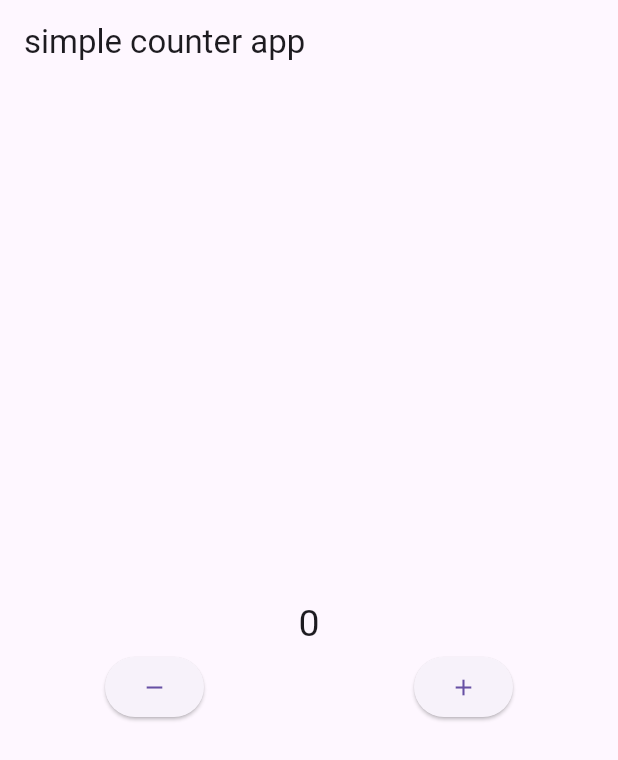
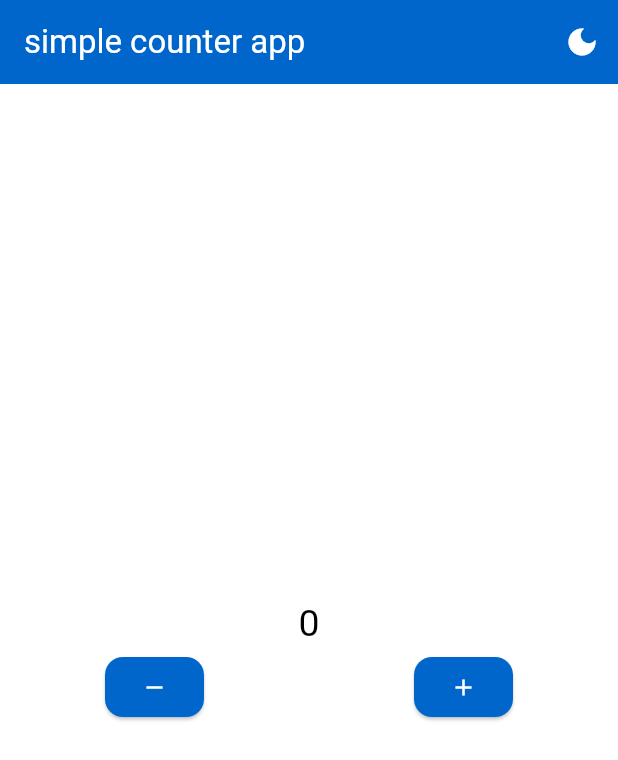
Before and after one commit to FarizzzAPK/theming_provider, a Flutter app: the screen it shows after launch, on a phone screen of 412 x 824 dp. Shown: the top 760 px of the screen. Run offline on Flutter 3.47's test engine with Material 3 defaults, Android fonts, the phone set to English and light mode, and no system bars.

Commit message:
theme_provider_finished

```diff
--- a/lib/home_view.dart
+++ b/lib/home_view.dart
@@ -1,6 +1,7 @@
 import 'package:flutter/material.dart';
 import 'package:provider/provider.dart';
-import 'package:theming_provider/provider/counter_provider.dart';
+import 'package:theming_provider/providers/counter_provider.dart';
+import 'package:theming_provider/providers/theming_provider.dart';
 
 class HomeView extends StatelessWidget {
   const HomeView({super.key});
@@ -8,27 +9,44 @@ class HomeView extends StatelessWidget {
   @override
   Widget build(BuildContext context) {
     int counter = Provider.of<CounterProvider>(context).counter;
-    return Scaffold(
-      appBar: AppBar(title: const Text("simple counter app")),
+  ThemeMode currentTheme = Provider.of<ThemingProvider>(context,listen: false).currentTheme;
+  return Scaffold(
+     appBar: AppBar(
+  title: const Text("simple counter app"),
+  actions: [
+    Consumer<ThemingProvider>(
+      builder: (context, themeProvider, _) {
+        return IconButton(
+          onPressed: themeProvider.switchTheme,
+          icon: Icon(
+            themeProvider.currentTheme == ThemeMode.dark
+                ? Icons.light_mode
+                : Icons.dark_mode,
+          ),
+        );
+      },
+    ),
+  ],
+),
       body: Column(
         mainAxisAlignment: MainAxisAlignment.center,
         children: [
           Row(
             mainAxisAlignment: MainAxisAlignment.spaceAround,
             children: [
-              Text("$counter",style: TextStyle(
-              fontSize: 25
-                ),)
-
+              Text(
+  "$counter",
+  style: Theme.of(context).textTheme.bodyMedium?.copyWith(
+    fontSize: 25,
+  ),
+),
             ],
           ),
           Row(
             mainAxisAlignment: MainAxisAlignment.spaceAround,
             children: [
-                            ElevatedButton(onPressed: () => Provider.of<CounterProvider>(context,listen: false).decrement(), child: Icon(Icons.remove)),
-
+              ElevatedButton(onPressed: () => Provider.of<CounterProvider>(context,listen: false).decrement(), child: Icon(Icons.remove)),
               ElevatedButton(onPressed: () => Provider.of<CounterProvider>(context,listen: false).increment(), child: Icon(Icons.add)),
-
             ],
           ),
         ],
--- a/lib/main.dart
+++ b/lib/main.dart
@@ -1,7 +1,9 @@
 import 'package:flutter/material.dart';
 import 'package:provider/provider.dart';
 import 'package:theming_provider/home_view.dart';
-import 'package:theming_provider/provider/counter_provider.dart';
+import 'package:theming_provider/providers/counter_provider.dart';
+import 'package:theming_provider/providers/theming_provider.dart';
+import 'package:theming_provider/theme/app_theme.dart';
 
 void main() {
   runApp(const MyApp());
@@ -12,11 +14,21 @@ class MyApp extends StatelessWidget {
 
   @override
   Widget build(BuildContext context) {
-    return ChangeNotifierProvider <CounterProvider>(
-      create: (context) => CounterProvider(),
-      child: MaterialApp(
-      debugShowCheckedModeBanner: false,
-        home: HomeView(),
+    return MultiProvider(
+      providers: [
+        ChangeNotifierProvider(create: (_) => CounterProvider()),
+        ChangeNotifierProvider(create: (_) => ThemingProvider()),
+      ],
+      child: Consumer<ThemingProvider>(
+        builder: (context, themeProvider, _) {
+          return MaterialApp(
+            debugShowCheckedModeBanner: false,
+            theme: AppTheme.lightTheme,
+            darkTheme: AppTheme.darkTheme,
+            themeMode: themeProvider.currentTheme,
+            home: const HomeView(),
+          );
+        },
       ),
     );
   }
--- /dev/null
+++ b/lib/providers/theming_provider.dart
@@ -0,0 +1,11 @@
+import 'package:flutter/material.dart';
+
+class ThemingProvider with ChangeNotifier{
+  ThemeMode  _currentTheme = ThemeMode.light;
+  ThemeMode get currentTheme => _currentTheme;
+  void switchTheme(){
+    _currentTheme =
+        _currentTheme == ThemeMode.light ? ThemeMode.dark : ThemeMode.light;
+    notifyListeners();
+  }
+}
--- /dev/null
+++ b/lib/theme/app_colors.dart
@@ -0,0 +1,9 @@
+import 'dart:ui';
+import 'package:flutter/material.dart';
+
+class AppColors {
+  static const Color primaryColor = Color(0xFF0066CC);
+  static const Color secondaryColor = Color(0xFF1E88E5);
+  static const Color lightBackground = Colors.white;
+  static const Color darkBackground = Color(0xFF0E0E0E);
+}
--- /dev/null
+++ b/lib/theme/app_theme.dart
@@ -0,0 +1,62 @@
+import 'package:flutter/material.dart';
+import 'app_colors.dart';
+
+class AppTheme {
+  static ThemeData lightTheme = ThemeData(
+    brightness: Brightness.light,
+    primaryColor: AppColors.primaryColor,
+    scaffoldBackgroundColor: AppColors.lightBackground,
+
+    appBarTheme: const AppBarTheme(
+      backgroundColor: AppColors.primaryColor,
+      foregroundColor: Colors.white,
+      centerTitle: false,
+    ),
+
+    elevatedButtonTheme: ElevatedButtonThemeData(
+      style: ElevatedButton.styleFrom(
+        backgroundColor: AppColors.primaryColor,
+        foregroundColor: Colors.white,
+        shape: RoundedRectangleBorder(
+          borderRadius: BorderRadius.circular(12),
+        ),
+      ),
+    ),
+
+    textTheme: const TextTheme(
+      bodyMedium: TextStyle(
+        color: Colors.black,
+        fontSize: 18,
+      ),
+    ),
+  );
+
+  static ThemeData darkTheme = ThemeData(
+    brightness: Brightness.dark,
+    primaryColor: AppColors.primaryColor,
+    scaffoldBackgroundColor: AppColors.darkBackground,
+
+    appBarTheme: const AppBarTheme(
+      backgroundColor: AppColors.secondaryColor,
+      foregroundColor: Colors.white,
+      centerTitle: false,
+    ),
+
+    elevatedButtonTheme: ElevatedButtonThemeData(
+      style: ElevatedButton.styleFrom(
+        backgroundColor: AppColors.secondaryColor,
+        foregroundColor: Colors.white,
+        shape: RoundedRectangleBorder(
+          borderRadius: BorderRadius.circular(12),
+        ),
+      ),
+    ),
+
+    textTheme: const TextTheme(
+      bodyMedium: TextStyle(
+        color: Colors.white,
+        fontSize: 18,
+      ),
+    ),
+  );
+}
```
Also changed, not shown: lib/providers/counter_provider.dart (renamed from lib/provider/counter_provider.dart).
